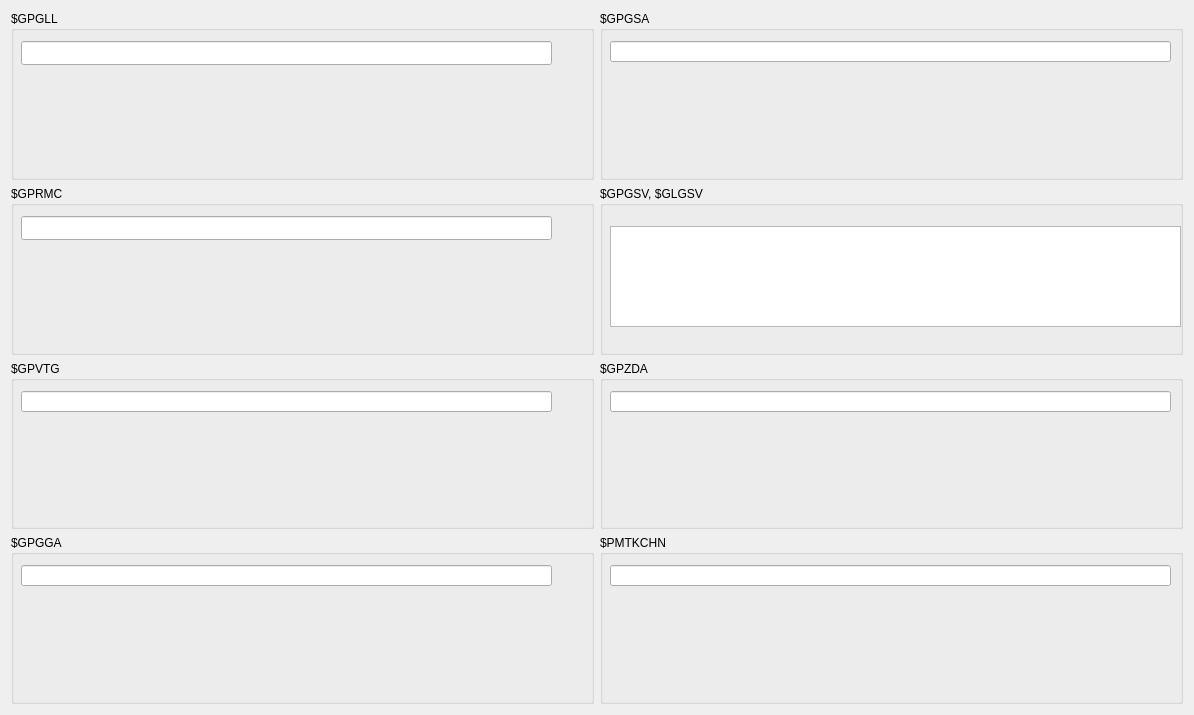
This is GPS_resender/decodenmeadialog.ui in DamianPodrazaCode/GPS_resender as Qt 5 draws it before an edit. The edited form follows.
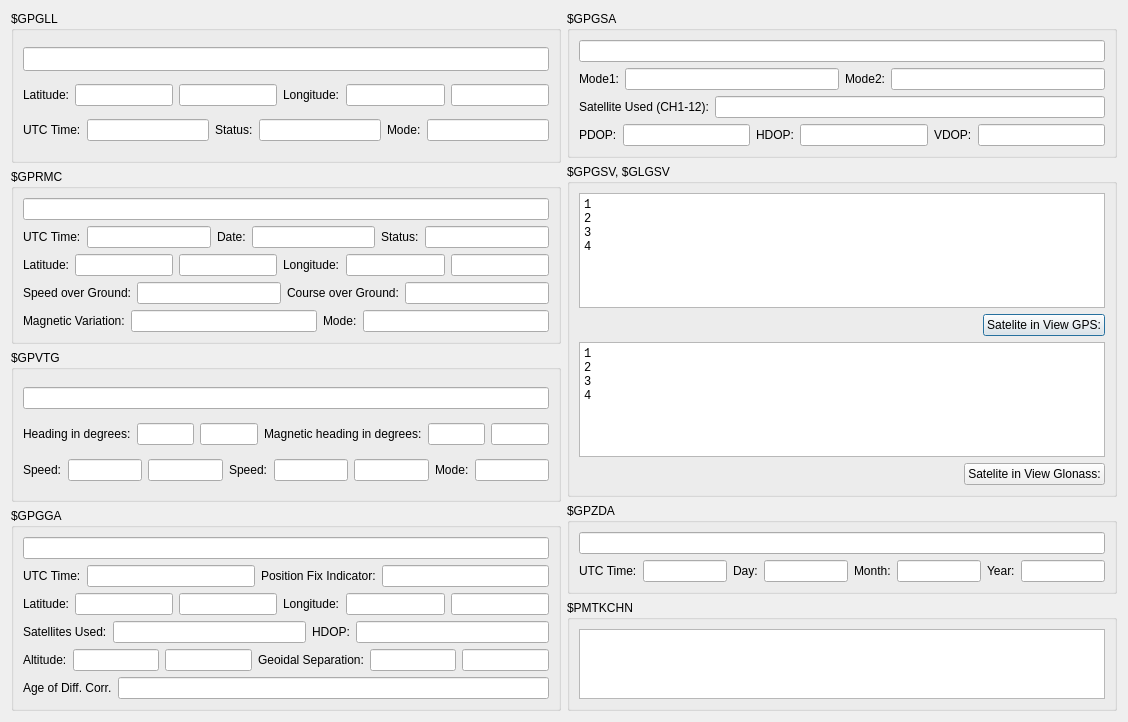
This is the edited form.

```diff
--- a/GPS_resender/decodenmeadialog.ui
+++ b/GPS_resender/decodenmeadialog.ui
@@ -6,191 +6,820 @@
    <rect>
     <x>0</x>
     <y>0</y>
-    <width>1194</width>
-    <height>715</height>
+    <width>1128</width>
+    <height>722</height>
    </rect>
   </property>
   <property name="windowTitle">
    <string>Dialog</string>
   </property>
-  <layout class="QGridLayout" name="gridLayout">
-   <item row="0" column="0">
-    <widget class="QGroupBox" name="groupBox">
-     <property name="minimumSize">
-      <size>
-       <width>550</width>
-       <height>0</height>
-      </size>
-     </property>
-     <property name="title">
-      <string>$GPGLL</string>
-     </property>
-     <widget class="QLineEdit" name="le_gll">
-      <property name="geometry">
-       <rect>
-        <x>10</x>
-        <y>30</y>
-        <width>531</width>
-        <height>24</height>
-       </rect>
-      </property>
-      <property name="sizePolicy">
-       <sizepolicy hsizetype="Expanding" vsizetype="MinimumExpanding">
-        <horstretch>0</horstretch>
-        <verstretch>0</verstretch>
-       </sizepolicy>
-      </property>
-      <property name="readOnly">
-       <bool>true</bool>
-      </property>
-     </widget>
-    </widget>
+  <layout class="QHBoxLayout" name="horizontalLayout_20">
+   <item>
+    <layout class="QVBoxLayout" name="verticalLayout">
+     <item>
+      <widget class="QGroupBox" name="groupBox">
+       <property name="minimumSize">
+        <size>
+         <width>550</width>
+         <height>0</height>
+        </size>
+       </property>
+       <property name="maximumSize">
+        <size>
+         <width>550</width>
+         <height>16777215</height>
+        </size>
+       </property>
+       <property name="title">
+        <string>$GPGLL</string>
+       </property>
+       <layout class="QGridLayout" name="gridLayout_6">
+        <item row="0" column="0">
+         <widget class="QLineEdit" name="le_gll">
+          <property name="sizePolicy">
+           <sizepolicy hsizetype="Expanding" vsizetype="Minimum">
+            <horstretch>0</horstretch>
+            <verstretch>0</verstretch>
+           </sizepolicy>
+          </property>
+          <property name="maximumSize">
+           <size>
+            <width>16777215</width>
+            <height>24</height>
+           </size>
+          </property>
+          <property name="readOnly">
+           <bool>true</bool>
+          </property>
+         </widget>
+        </item>
+        <item row="1" column="0">
+         <layout class="QHBoxLayout" name="horizontalLayout_17">
+          <item>
+           <widget class="QLabel" name="label_34">
+            <property name="text">
+             <string>Latitude:</string>
+            </property>
+           </widget>
+          </item>
+          <item>
+           <widget class="QLineEdit" name="lineEdit_43"/>
+          </item>
+          <item>
+           <widget class="QLineEdit" name="lineEdit_41"/>
+          </item>
+          <item>
+           <widget class="QLabel" name="label_35">
+            <property name="text">
+             <string>Longitude:</string>
+            </property>
+           </widget>
+          </item>
+          <item>
+           <widget class="QLineEdit" name="lineEdit_42"/>
+          </item>
+          <item>
+           <widget class="QLineEdit" name="lineEdit_40"/>
+          </item>
+         </layout>
+        </item>
+        <item row="2" column="0">
+         <layout class="QHBoxLayout" name="horizontalLayout_18">
+          <item>
+           <widget class="QLabel" name="label_36">
+            <property name="text">
+             <string>UTC Time:</string>
+            </property>
+           </widget>
+          </item>
+          <item>
+           <widget class="QLineEdit" name="lineEdit_44"/>
+          </item>
+          <item>
+           <widget class="QLabel" name="label_37">
+            <property name="text">
+             <string>Status:</string>
+            </property>
+           </widget>
+          </item>
+          <item>
+           <widget class="QLineEdit" name="lineEdit_45"/>
+          </item>
+          <item>
+           <widget class="QLabel" name="label_38">
+            <property name="text">
+             <string>Mode:</string>
+            </property>
+           </widget>
+          </item>
+          <item>
+           <widget class="QLineEdit" name="lineEdit_46"/>
+          </item>
+         </layout>
+        </item>
+       </layout>
+      </widget>
+     </item>
+     <item>
+      <widget class="QGroupBox" name="groupBox_2">
+       <property name="minimumSize">
+        <size>
+         <width>550</width>
+         <height>0</height>
+        </size>
+       </property>
+       <property name="maximumSize">
+        <size>
+         <width>550</width>
+         <height>16777215</height>
+        </size>
+       </property>
+       <property name="title">
+        <string>$GPRMC</string>
+       </property>
+       <layout class="QGridLayout" name="gridLayout_3">
+        <item row="1" column="0">
+         <layout class="QHBoxLayout" name="horizontalLayout_9">
+          <item>
+           <widget class="QLabel" name="label_16">
+            <property name="text">
+             <string>UTC Time:</string>
+            </property>
+           </widget>
+          </item>
+          <item>
+           <widget class="QLineEdit" name="lineEdit_20"/>
+          </item>
+          <item>
+           <widget class="QLabel" name="label_22">
+            <property name="text">
+             <string>Date:</string>
+            </property>
+           </widget>
+          </item>
+          <item>
+           <widget class="QLineEdit" name="lineEdit_26"/>
+          </item>
+          <item>
+           <widget class="QLabel" name="label_17">
+            <property name="text">
+             <string>Status:</string>
+            </property>
+           </widget>
+          </item>
+          <item>
+           <widget class="QLineEdit" name="lineEdit_21"/>
+          </item>
+         </layout>
+        </item>
+        <item row="0" column="0">
+         <widget class="QLineEdit" name="le_rmc">
+          <property name="readOnly">
+           <bool>true</bool>
+          </property>
+         </widget>
+        </item>
+        <item row="3" column="0">
+         <layout class="QHBoxLayout" name="horizontalLayout_11">
+          <item>
+           <widget class="QLabel" name="label_20">
+            <property name="text">
+             <string>Speed over Ground:</string>
+            </property>
+           </widget>
+          </item>
+          <item>
+           <widget class="QLineEdit" name="lineEdit_27"/>
+          </item>
+          <item>
+           <widget class="QLabel" name="label_21">
+            <property name="text">
+             <string>Course over Ground:</string>
+            </property>
+           </widget>
+          </item>
+          <item>
+           <widget class="QLineEdit" name="lineEdit_28"/>
+          </item>
+         </layout>
+        </item>
+        <item row="4" column="0">
+         <layout class="QHBoxLayout" name="horizontalLayout_12">
+          <item>
+           <widget class="QLabel" name="label_23">
+            <property name="text">
+             <string>Magnetic Variation:</string>
+            </property>
+           </widget>
+          </item>
+          <item>
+           <widget class="QLineEdit" name="lineEdit_29"/>
+          </item>
+          <item>
+           <widget class="QLabel" name="label_24">
+            <property name="text">
+             <string>Mode:</string>
+            </property>
+           </widget>
+          </item>
+          <item>
+           <widget class="QLineEdit" name="lineEdit_30"/>
+          </item>
+         </layout>
+        </item>
+        <item row="2" column="0">
+         <layout class="QHBoxLayout" name="horizontalLayout_10">
+          <item>
+           <widget class="QLabel" name="label_19">
+            <property name="text">
+             <string>Latitude:</string>
+            </property>
+           </widget>
+          </item>
+          <item>
+           <widget class="QLineEdit" name="lineEdit_22"/>
+          </item>
+          <item>
+           <widget class="QLineEdit" name="lineEdit_25"/>
+          </item>
+          <item>
+           <widget class="QLabel" name="label_18">
+            <property name="text">
+             <string>Longitude:</string>
+            </property>
+           </widget>
+          </item>
+          <item>
+           <widget class="QLineEdit" name="lineEdit_24"/>
+          </item>
+          <item>
+           <widget class="QLineEdit" name="lineEdit_23"/>
+          </item>
+         </layout>
+        </item>
+       </layout>
+      </widget>
+     </item>
+     <item>
+      <widget class="QGroupBox" name="groupBox_3">
+       <property name="minimumSize">
+        <size>
+         <width>550</width>
+         <height>0</height>
+        </size>
+       </property>
+       <property name="maximumSize">
+        <size>
+         <width>550</width>
+         <height>16777215</height>
+        </size>
+       </property>
+       <property name="title">
+        <string>$GPVTG</string>
+       </property>
+       <layout class="QGridLayout" name="gridLayout_4">
+        <item row="0" column="0">
+         <widget class="QLineEdit" name="le_vtg">
+          <property name="readOnly">
+           <bool>true</bool>
+          </property>
+         </widget>
+        </item>
+        <item row="1" column="0">
+         <layout class="QHBoxLayout" name="horizontalLayout_13">
+          <item>
+           <widget class="QLabel" name="label_25">
+            <property name="text">
+             <string>Heading in degrees:</string>
+            </property>
+           </widget>
+          </item>
+          <item>
+           <widget class="QLineEdit" name="lineEdit_36"/>
+          </item>
+          <item>
+           <widget class="QLineEdit" name="lineEdit_37"/>
+          </item>
+          <item>
+           <widget class="QLabel" name="label_28">
+            <property name="text">
+             <string>Magnetic heading in degrees:</string>
+            </property>
+           </widget>
+          </item>
+          <item>
+           <widget class="QLineEdit" name="lineEdit_38"/>
+          </item>
+          <item>
+           <widget class="QLineEdit" name="lineEdit_39"/>
+          </item>
+         </layout>
+        </item>
+        <item row="2" column="0">
+         <layout class="QHBoxLayout" name="horizontalLayout_14">
+          <item>
+           <widget class="QLabel" name="label_29">
+            <property name="text">
+             <string>Speed:</string>
+            </property>
+           </widget>
+          </item>
+          <item>
+           <widget class="QLineEdit" name="lineEdit_31"/>
+          </item>
+          <item>
+           <widget class="QLineEdit" name="lineEdit_32"/>
+          </item>
+          <item>
+           <widget class="QLabel" name="label_32">
+            <property name="text">
+             <string>Speed:</string>
+            </property>
+           </widget>
+          </item>
+          <item>
+           <widget class="QLineEdit" name="lineEdit_33"/>
+          </item>
+          <item>
+           <widget class="QLineEdit" name="lineEdit_34"/>
+          </item>
+          <item>
+           <widget class="QLabel" name="label_33">
+            <property name="text">
+             <string>Mode:</string>
+            </property>
+           </widget>
+          </item>
+          <item>
+           <widget class="QLineEdit" name="lineEdit_35"/>
+          </item>
+         </layout>
+        </item>
+       </layout>
+      </widget>
+     </item>
+     <item>
+      <widget class="QGroupBox" name="groupBox_4">
+       <property name="minimumSize">
+        <size>
+         <width>550</width>
+         <height>0</height>
+        </size>
+       </property>
+       <property name="maximumSize">
+        <size>
+         <width>550</width>
+         <height>16777215</height>
+        </size>
+       </property>
+       <property name="title">
+        <string>$GPGGA</string>
+       </property>
+       <layout class="QGridLayout" name="gridLayout">
+        <item row="2" column="0">
+         <layout class="QHBoxLayout" name="horizontalLayout_2">
+          <item>
+           <widget class="QLabel" name="label_2">
+            <property name="text">
+             <string>Latitude:</string>
+            </property>
+           </widget>
+          </item>
+          <item>
+           <widget class="QLineEdit" name="lineEdit_3"/>
+          </item>
+          <item>
+           <widget class="QLineEdit" name="lineEdit_4"/>
+          </item>
+          <item>
+           <widget class="QLabel" name="label_3">
+            <property name="text">
+             <string>Longitude:</string>
+            </property>
+           </widget>
+          </item>
+          <item>
+           <widget class="QLineEdit" name="lineEdit_5"/>
+          </item>
+          <item>
+           <widget class="QLineEdit" name="lineEdit_6"/>
+          </item>
+         </layout>
+        </item>
+        <item row="1" column="0">
+         <layout class="QHBoxLayout" name="horizontalLayout">
+          <item>
+           <widget class="QLabel" name="label">
+            <property name="text">
+             <string>UTC Time:</string>
+            </property>
+           </widget>
+          </item>
+          <item>
+           <widget class="QLineEdit" name="lineEdit"/>
+          </item>
+          <item>
+           <widget class="QLabel" name="label_4">
+            <property name="text">
+             <string>Position Fix Indicator:</string>
+            </property>
+           </widget>
+          </item>
+          <item>
+           <widget class="QLineEdit" name="lineEdit_2"/>
+          </item>
+         </layout>
+        </item>
+        <item row="0" column="0">
+         <widget class="QLineEdit" name="le_gga">
+          <property name="readOnly">
+           <bool>true</bool>
+          </property>
+         </widget>
+        </item>
+        <item row="5" column="0">
+         <layout class="QHBoxLayout" name="horizontalLayout_5">
+          <item>
+           <widget class="QLabel" name="label_9">
+            <property name="text">
+             <string>Age of Diff. Corr.</string>
+            </property>
+           </widget>
+          </item>
+          <item>
+           <widget class="QLineEdit" name="lineEdit_13"/>
+          </item>
+         </layout>
+        </item>
+        <item row="3" column="0">
+         <layout class="QHBoxLayout" name="horizontalLayout_3">
+          <item>
+           <widget class="QLabel" name="label_5">
+            <property name="text">
+             <string>Satellites Used:</string>
+            </property>
+           </widget>
+          </item>
+          <item>
+           <widget class="QLineEdit" name="lineEdit_7"/>
+          </item>
+          <item>
+           <widget class="QLabel" name="label_6">
+            <property name="text">
+             <string>HDOP:</string>
+            </property>
+           </widget>
+          </item>
+          <item>
+           <widget class="QLineEdit" name="lineEdit_8"/>
+          </item>
+         </layout>
+        </item>
+        <item row="4" column="0">
+         <layout class="QHBoxLayout" name="horizontalLayout_4">
+          <item>
+           <widget class="QLabel" name="label_7">
+            <property name="text">
+             <string>Altitude:</string>
+            </property>
+           </widget>
+          </item>
+          <item>
+           <widget class="QLineEdit" name="lineEdit_9"/>
+          </item>
+          <item>
+           <widget class="QLineEdit" name="lineEdit_10"/>
+          </item>
+          <item>
+           <widget class="QLabel" name="label_8">
+            <property name="text">
+             <string>Geoidal Separation:</string>
+            </property>
+           </widget>
+          </item>
+          <item>
+           <widget class="QLineEdit" name="lineEdit_11"/>
+          </item>
+          <item>
+           <widget class="QLineEdit" name="lineEdit_12"/>
+          </item>
+         </layout>
+        </item>
+       </layout>
+      </widget>
+     </item>
+    </layout>
    </item>
-   <item row="0" column="1">
-    <widget class="QGroupBox" name="groupBox_5">
-     <property name="title">
-      <string>$GPGSA</string>
-     </property>
-     <widget class="QLineEdit" name="le_gsa">
-      <property name="geometry">
-       <rect>
-        <x>10</x>
-        <y>30</y>
-        <width>561</width>
-        <height>21</height>
-       </rect>
-      </property>
-      <property name="readOnly">
-       <bool>true</bool>
-      </property>
-     </widget>
-    </widget>
-   </item>
-   <item row="1" column="0">
-    <widget class="QGroupBox" name="groupBox_2">
-     <property name="title">
-      <string>$GPRMC</string>
-     </property>
-     <widget class="QLineEdit" name="le_rmc">
-      <property name="geometry">
-       <rect>
-        <x>10</x>
-        <y>30</y>
-        <width>531</width>
-        <height>24</height>
-       </rect>
-      </property>
-      <property name="readOnly">
-       <bool>true</bool>
-      </property>
-     </widget>
-    </widget>
-   </item>
-   <item row="1" column="1">
-    <widget class="QGroupBox" name="groupBox_6">
-     <property name="title">
-      <string>$GPGSV, $GLGSV</string>
-     </property>
-     <widget class="QPlainTextEdit" name="pte_gsv">
-      <property name="geometry">
-       <rect>
-        <x>10</x>
-        <y>40</y>
-        <width>571</width>
-        <height>101</height>
-       </rect>
-      </property>
-      <property name="lineWrapMode">
-       <enum>QPlainTextEdit::NoWrap</enum>
-      </property>
-      <property name="readOnly">
-       <bool>true</bool>
-      </property>
-     </widget>
-    </widget>
-   </item>
-   <item row="2" column="0">
-    <widget class="QGroupBox" name="groupBox_3">
-     <property name="title">
-      <string>$GPVTG</string>
-     </property>
-     <widget class="QLineEdit" name="le_vtg">
-      <property name="geometry">
-       <rect>
-        <x>10</x>
-        <y>30</y>
-        <width>531</width>
-        <height>21</height>
-       </rect>
-      </property>
-      <property name="readOnly">
-       <bool>true</bool>
-      </property>
-     </widget>
-    </widget>
-   </item>
-   <item row="2" column="1">
-    <widget class="QGroupBox" name="groupBox_7">
-     <property name="title">
-      <string>$GPZDA</string>
-     </property>
-     <widget class="QLineEdit" name="le_zda">
-      <property name="geometry">
-       <rect>
-        <x>10</x>
-        <y>30</y>
-        <width>561</width>
-        <height>21</height>
-       </rect>
-      </property>
-      <property name="readOnly">
-       <bool>true</bool>
-      </property>
-     </widget>
-    </widget>
-   </item>
-   <item row="3" column="0">
-    <widget class="QGroupBox" name="groupBox_4">
-     <property name="title">
-      <string>$GPGGA</string>
-     </property>
-     <widget class="QLineEdit" name="le_gga">
-      <property name="geometry">
-       <rect>
-        <x>10</x>
-        <y>30</y>
-        <width>531</width>
-        <height>21</height>
-       </rect>
-      </property>
-      <property name="readOnly">
-       <bool>true</bool>
-      </property>
-     </widget>
-    </widget>
-   </item>
-   <item row="3" column="1">
-    <widget class="QGroupBox" name="groupBox_8">
-     <property name="title">
-      <string>$PMTKCHN</string>
-     </property>
-     <widget class="QLineEdit" name="le_chn">
-      <property name="geometry">
-       <rect>
-        <x>10</x>
-        <y>30</y>
-        <width>561</width>
-        <height>21</height>
-       </rect>
-      </property>
-      <property name="frame">
-       <bool>true</bool>
-      </property>
-      <property name="readOnly">
-       <bool>true</bool>
-      </property>
-     </widget>
-    </widget>
+   <item>
+    <layout class="QVBoxLayout" name="verticalLayout_2">
+     <item>
+      <widget class="QGroupBox" name="groupBox_5">
+       <property name="minimumSize">
+        <size>
+         <width>550</width>
+         <height>0</height>
+        </size>
+       </property>
+       <property name="maximumSize">
+        <size>
+         <width>550</width>
+         <height>16777215</height>
+        </size>
+       </property>
+       <property name="title">
+        <string>$GPGSA</string>
+       </property>
+       <layout class="QGridLayout" name="gridLayout_2">
+        <item row="0" column="0">
+         <widget class="QLineEdit" name="le_gsa">
+          <property name="readOnly">
+           <bool>true</bool>
+          </property>
+         </widget>
+        </item>
+        <item row="1" column="0">
+         <layout class="QHBoxLayout" name="horizontalLayout_6">
+          <item>
+           <widget class="QLabel" name="label_10">
+            <property name="text">
+             <string>Mode1:</string>
+            </property>
+           </widget>
+          </item>
+          <item>
+           <widget class="QLineEdit" name="lineEdit_14"/>
+          </item>
+          <item>
+           <widget class="QLabel" name="label_11">
+            <property name="text">
+             <string>Mode2:</string>
+            </property>
+           </widget>
+          </item>
+          <item>
+           <widget class="QLineEdit" name="lineEdit_15"/>
+          </item>
+         </layout>
+        </item>
+        <item row="2" column="0">
+         <layout class="QHBoxLayout" name="horizontalLayout_7">
+          <item>
+           <widget class="QLabel" name="label_12">
+            <property name="text">
+             <string>Satellite Used (CH1-12):</string>
+            </property>
+           </widget>
+          </item>
+          <item>
+           <widget class="QLineEdit" name="lineEdit_16"/>
+          </item>
+         </layout>
+        </item>
+        <item row="3" column="0">
+         <layout class="QHBoxLayout" name="horizontalLayout_8">
+          <item>
+           <widget class="QLabel" name="label_13">
+            <property name="text">
+             <string>PDOP:</string>
+            </property>
+           </widget>
+          </item>
+          <item>
+           <widget class="QLineEdit" name="lineEdit_17"/>
+          </item>
+          <item>
+           <widget class="QLabel" name="label_14">
+            <property name="text">
+             <string>HDOP:</string>
+            </property>
+           </widget>
+          </item>
+          <item>
+           <widget class="QLineEdit" name="lineEdit_18"/>
+          </item>
+          <item>
+           <widget class="QLabel" name="label_15">
+            <property name="text">
+             <string>VDOP:</string>
+            </property>
+           </widget>
+          </item>
+          <item>
+           <widget class="QLineEdit" name="lineEdit_19"/>
+          </item>
+         </layout>
+        </item>
+       </layout>
+      </widget>
+     </item>
+     <item>
+      <widget class="QGroupBox" name="groupBox_6">
+       <property name="minimumSize">
+        <size>
+         <width>550</width>
+         <height>0</height>
+        </size>
+       </property>
+       <property name="maximumSize">
+        <size>
+         <width>550</width>
+         <height>16777215</height>
+        </size>
+       </property>
+       <property name="title">
+        <string>$GPGSV, $GLGSV</string>
+       </property>
+       <layout class="QGridLayout" name="gridLayout_5">
+        <item row="0" column="0">
+         <widget class="QPlainTextEdit" name="pte_pgsv">
+          <property name="font">
+           <font>
+            <family>Consolas</family>
+           </font>
+          </property>
+          <property name="lineWrapMode">
+           <enum>QPlainTextEdit::NoWrap</enum>
+          </property>
+          <property name="readOnly">
+           <bool>true</bool>
+          </property>
+          <property name="plainText">
+           <string>1
+2
+3
+4</string>
+          </property>
+         </widget>
+        </item>
+        <item row="1" column="0">
+         <layout class="QHBoxLayout" name="horizontalLayout_15">
+          <item>
+           <spacer name="horizontalSpacer">
+            <property name="orientation">
+             <enum>Qt::Horizontal</enum>
+            </property>
+            <property name="sizeHint" stdset="0">
+             <size>
+              <width>40</width>
+              <height>20</height>
+             </size>
+            </property>
+           </spacer>
+          </item>
+          <item>
+           <widget class="QPushButton" name="pushButton">
+            <property name="text">
+             <string>Satelite in View GPS:</string>
+            </property>
+           </widget>
+          </item>
+         </layout>
+        </item>
+        <item row="2" column="0">
+         <widget class="QPlainTextEdit" name="pte_lgsv">
+          <property name="font">
+           <font>
+            <family>Consolas</family>
+           </font>
+          </property>
+          <property name="lineWrapMode">
+           <enum>QPlainTextEdit::NoWrap</enum>
+          </property>
+          <property name="readOnly">
+           <bool>true</bool>
+          </property>
+          <property name="plainText">
+           <string>1
+2
+3
+4</string>
+          </property>
+         </widget>
+        </item>
+        <item row="3" column="0">
+         <layout class="QHBoxLayout" name="horizontalLayout_16">
+          <item>
+           <spacer name="horizontalSpacer_2">
+            <property name="orientation">
+             <enum>Qt::Horizontal</enum>
+            </property>
+            <property name="sizeHint" stdset="0">
+             <size>
+              <width>40</width>
+              <height>20</height>
+             </size>
+            </property>
+           </spacer>
+          </item>
+          <item>
+           <widget class="QPushButton" name="pushButton_2">
+            <property name="text">
+             <string>Satelite in View Glonass:</string>
+            </property>
+           </widget>
+          </item>
+         </layout>
+        </item>
+       </layout>
+      </widget>
+     </item>
+     <item>
+      <widget class="QGroupBox" name="groupBox_7">
+       <property name="minimumSize">
+        <size>
+         <width>550</width>
+         <height>0</height>
+        </size>
+       </property>
+       <property name="maximumSize">
+        <size>
+         <width>550</width>
+         <height>16777215</height>
+        </size>
+       </property>
+       <property name="title">
+        <string>$GPZDA</string>
+       </property>
+       <layout class="QGridLayout" name="gridLayout_7">
+        <item row="0" column="0">
+         <widget class="QLineEdit" name="le_zda">
+          <property name="readOnly">
+           <bool>true</bool>
+          </property>
+         </widget>
+        </item>
+        <item row="1" column="0">
+         <layout class="QHBoxLayout" name="horizontalLayout_19">
+          <item>
+           <widget class="QLabel" name="label_39">
+            <property name="text">
+             <string>UTC Time:</string>
+            </property>
+           </widget>
+          </item>
+          <item>
+           <widget class="QLineEdit" name="lineEdit_47"/>
+          </item>
+          <item>
+           <widget class="QLabel" name="label_40">
+            <property name="text">
+             <string>Day:</string>
+            </property>
+           </widget>
+          </item>
+          <item>
+           <widget class="QLineEdit" name="lineEdit_48"/>
+          </item>
+          <item>
+           <widget class="QLabel" name="label_41">
+            <property name="text">
+             <string>Month:</string>
+            </property>
+           </widget>
+          </item>
+          <item>
+           <widget class="QLineEdit" name="lineEdit_49"/>
+          </item>
+          <item>
+           <widget class="QLabel" name="label_42">
+            <property name="text">
+             <string>Year:</string>
+            </property>
+           </widget>
+          </item>
+          <item>
+           <widget class="QLineEdit" name="lineEdit_50"/>
+          </item>
+         </layout>
+        </item>
+       </layout>
+      </widget>
+     </item>
+     <item>
+      <widget class="QGroupBox" name="groupBox_8">
+       <property name="minimumSize">
+        <size>
+         <width>550</width>
+         <height>0</height>
+        </size>
+       </property>
+       <property name="maximumSize">
+        <size>
+         <width>550</width>
+         <height>16777215</height>
+        </size>
+       </property>
+       <property name="title">
+        <string>$PMTKCHN</string>
+       </property>
+       <layout class="QGridLayout" name="gridLayout_8">
+        <item row="0" column="0">
+         <widget class="QPlainTextEdit" name="pte_chn"/>
+        </item>
+       </layout>
+      </widget>
+     </item>
+    </layout>
    </item>
   </layout>
  </widget>
```
